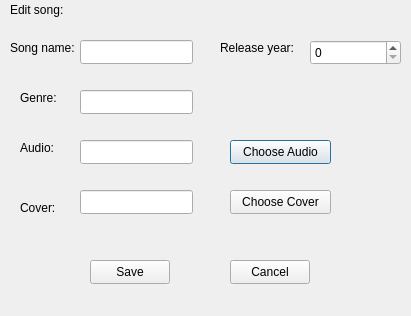
Old version of the form editsongdialog.ui in the repository Kiana-hash/MusicAppQt.
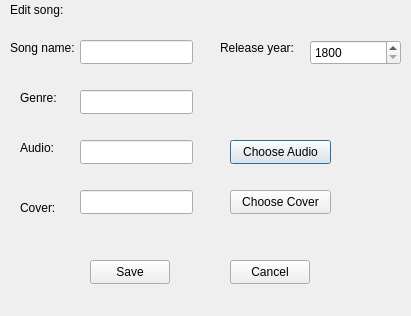
New version of the form.

Diff of the .ui file:
```diff
--- a/editsongdialog.ui
+++ b/editsongdialog.ui
@@ -133,6 +133,12 @@
      <height>25</height>
     </rect>
    </property>
+   <property name="minimum">
+    <number>1800</number>
+   </property>
+   <property name="maximum">
+    <number>2027</number>
+   </property>
   </widget>
   <widget class="QPushButton" name="chooseAudioButton">
    <property name="geometry">
```
